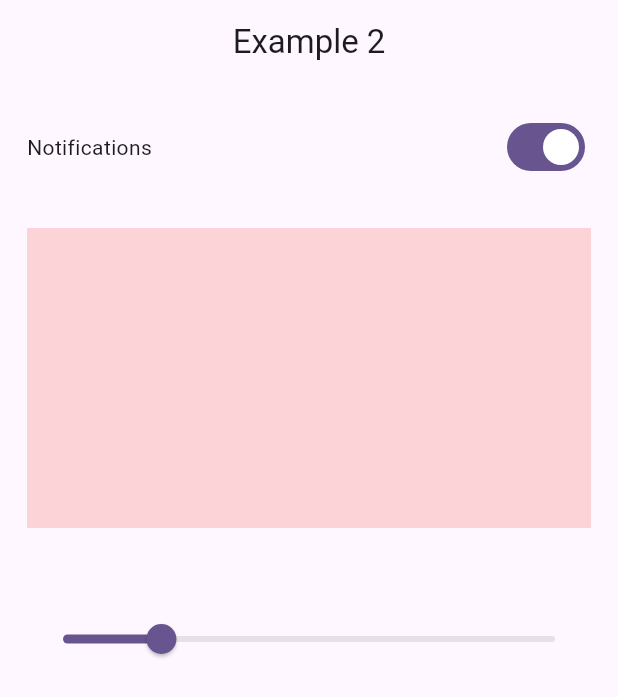
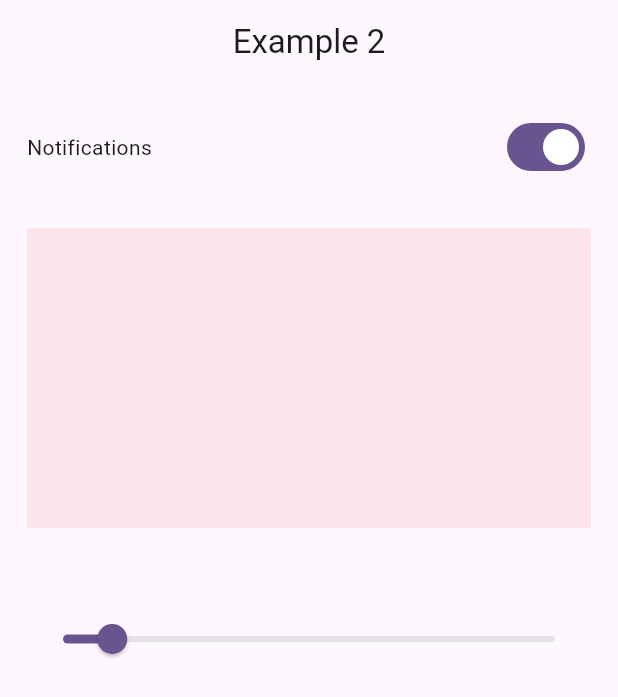
Before and after one commit to Sristy72/bloc_example2, a Flutter app: the screen it shows after launch, on a phone screen of 412 x 824 dp. Shown: the top 697 px of the screen. Run offline on Flutter 3.47's test engine with Material 3 defaults, Android fonts, the phone set to English and light mode, and no system bars; our stand-ins replace bloc, flutter_bloc.

Commit message:
done bloc example 2

```diff
--- /dev/null
+++ b/lib/bloc/slider_example/slider_bloc.dart
@@ -0,0 +1,14 @@
+import 'package:bloc/bloc.dart';
+import 'package:bloc_example2/bloc/slider_example/slider_event.dart';
+import 'package:bloc_example2/bloc/slider_example/slider_state.dart';
+
+
+class SliderBloc extends Bloc<SliderEvent, SliderState> {
+  double opacityValue = .1;
+  SliderBloc() : super(SliderInitial(sliderValue: .1)) {
+    on<OpacityAndSliderValueChange>((event, emit) {
+      opacityValue = event.sliderValue;
+      emit(SliderUpdate(sliderValue: opacityValue));
+    });
+  }
+}
--- /dev/null
+++ b/lib/bloc/slider_example/slider_event.dart
@@ -0,0 +1,9 @@
+abstract class SliderEvent {
+  final double sliderValue;
+  SliderEvent({ required this.sliderValue});
+}
+
+class OpacityAndSliderValueChange extends SliderEvent{
+  OpacityAndSliderValueChange({required super.sliderValue});
+
+}
--- /dev/null
+++ b/lib/bloc/slider_example/slider_state.dart
@@ -0,0 +1,13 @@
+abstract class SliderState {
+  final double sliderValue;
+  SliderState({required this.sliderValue});
+}
+
+class SliderInitial extends SliderState{
+  SliderInitial({required super.sliderValue});
+}
+
+class SliderUpdate extends SliderState{
+  SliderUpdate({required super.sliderValue});
+
+}
--- a/lib/main.dart
+++ b/lib/main.dart
@@ -1,3 +1,4 @@
+import 'package:bloc_example2/bloc/slider_example/slider_bloc.dart';
 import 'package:bloc_example2/bloc/switch_example/switch_bloc.dart';
 import 'package:bloc_example2/ui/switch_example_screen.dart';
 import 'package:flutter/material.dart';
@@ -13,8 +14,15 @@ class MyApp extends StatelessWidget {
   // This widget is the root of your application.
   @override
   Widget build(BuildContext context) {
-    return BlocProvider(
-      create: (context) => SwitchBloc(),
+    return MultiBlocProvider(
+      providers: [
+        BlocProvider(
+          create: (context) => SwitchBloc(),
+        ),
+        BlocProvider(
+          create: (context) => SliderBloc(),
+        ),
+      ],
       child: MaterialApp(
         title: 'Flutter Demo',
         theme: ThemeData(
--- a/lib/ui/switch_example_screen.dart
+++ b/lib/ui/switch_example_screen.dart
@@ -1,8 +1,11 @@
+import 'package:bloc_example2/bloc/slider_example/slider_bloc.dart';
+import 'package:bloc_example2/bloc/slider_example/slider_state.dart';
 import 'package:bloc_example2/bloc/switch_example/switch_bloc.dart';
 import 'package:bloc_example2/bloc/switch_example/switch_event.dart';
 import 'package:flutter/material.dart';
 import 'package:flutter_bloc/flutter_bloc.dart';
 
+import '../bloc/slider_example/slider_event.dart';
 import '../bloc/switch_example/switch_state.dart';
 
 class SwitchExampleScreen extends StatefulWidget {
@@ -40,16 +43,23 @@ class _SwitchExampleScreenState extends State<SwitchExampleScreen> {
                     );
                   },
                 )
-
               ],
             ),
             SizedBox(height: 30,),
-            Container(
-              height: 200,
-              color: Colors.red.withOpacity(.2),
-            ),
+            BlocBuilder<SliderBloc, SliderState>(builder: (context, state){
+              return Container(
+                height: 200,
+                color: Colors.red.withOpacity(state.sliderValue),
+              );
+            }),
+
             SizedBox(height: 50,),
-            Slider(value: .2, onChanged: (v){})
+            BlocBuilder<SliderBloc, SliderState>(builder: (context, state){
+              return Slider(value: state.sliderValue, min: 0.0,
+                  max: 1.0, onChanged: (v){
+                context.read<SliderBloc>().add(OpacityAndSliderValueChange(sliderValue: v));
+              });
+            })
           ],
         ),
       ),
```
Also changed, not shown: 17 other files.
